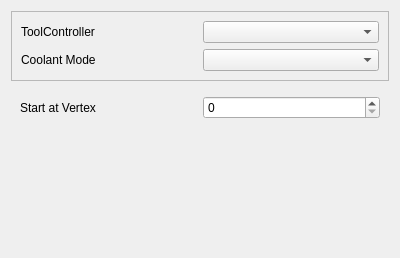
Above: src/Mod/Path/Gui/Resources/panels/PageOpEngraveEdit.ui from southseact-3d/fcd before the change. Below: the same form after it.
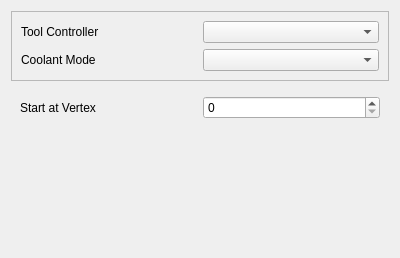
That is the form after the change.

Commit message: Path: 'ToolController' -> 'Tool Controller' in UI panels

The edit to the form file:
```diff
--- a/src/Mod/Path/Gui/Resources/panels/PageOpEngraveEdit.ui
+++ b/src/Mod/Path/Gui/Resources/panels/PageOpEngraveEdit.ui
@@ -26,7 +26,7 @@
       <item row="0" column="0">
        <widget class="QLabel" name="label">
         <property name="text">
-         <string>ToolController</string>
+         <string>Tool Controller</string>
         </property>
        </widget>
       </item>
```
The commit also changes 8 other files.
